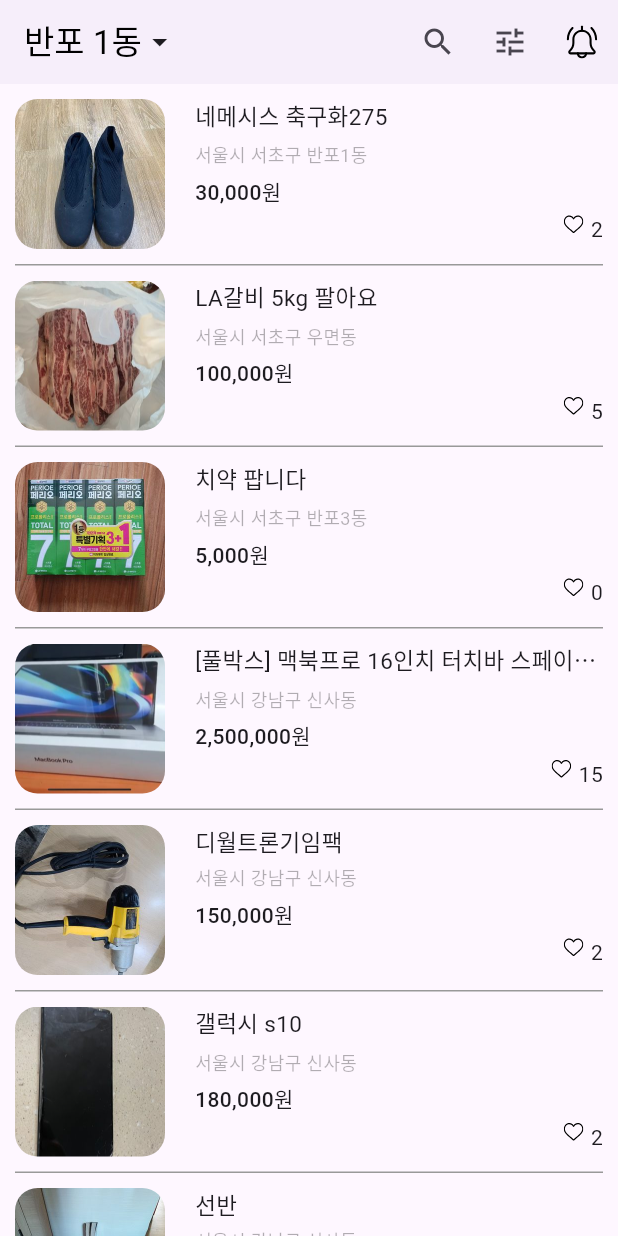
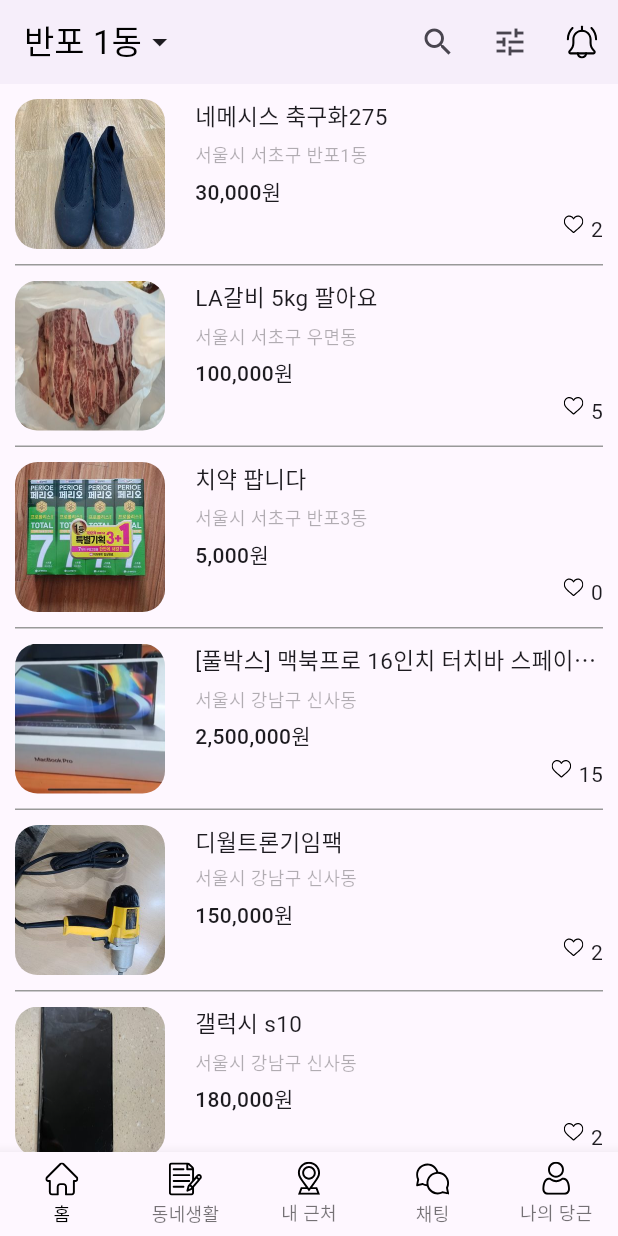
Before and after one commit to joshuayeyo/carrot, a Flutter app: the screen it shows after launch, on a phone screen of 412 x 824 dp. Run offline on Flutter 3.47's test engine with Material 3 defaults, Android fonts, the phone set to English and light mode, and no system bars; our stand-ins replace flutter_svg.

Commit message:
Feat: Add BottomNavigationBar 구현

```diff
--- a/lib/pages/home.dart
+++ b/lib/pages/home.dart
@@ -11,10 +11,12 @@ class Home extends StatefulWidget {
 
 class _HomeState extends State<Home> {
   List<Map<String, String>> datas = [];
+  late int _currentPageIndex; // late initialization
 
   @override
   void initState() {
     super.initState();
+    _currentPageIndex = 0;
     datas = [
       {
         "image" : "assets/images/ara-1.jpg",
@@ -212,12 +214,44 @@ class _HomeState extends State<Home> {
     );
   }
 
+  BottomNavigationBarItem _bottomNavigationBarItem(String iconName, String label) {
+    return BottomNavigationBarItem(
+        icon: Padding(
+          padding: const EdgeInsets.only(bottom: 3),
+          child: SvgPicture.asset("assets/svg/${iconName}_off.svg", width: 22,)
+        ),
+        label: label,
+    );
+  }
+
+  Widget _bottomNavigationBarWidget() {
+      return BottomNavigationBar(
+        type: BottomNavigationBarType.fixed,
+        onTap: (int index) {
+          print(index);
+          setState(() {
+            _currentPageIndex = index;
+          });
+        },
+        currentIndex: _currentPageIndex,
+        selectedFontSize: 12,
+        selectedItemColor: Colors.black,  // label 색 추가
+        items: [
+          _bottomNavigationBarItem("home", "홈"),
+          _bottomNavigationBarItem("notes", "동네생활"),
+          _bottomNavigationBarItem("location", "내 근처"),
+          _bottomNavigationBarItem("chat", "채팅"),
+          _bottomNavigationBarItem("user", "나의 당근"),
+        ],
+      );
+  }
+
   @override
   Widget build(BuildContext context) {
     return Scaffold(
       appBar: _appbarWidget(),
       body: _bodyWidget(),
-      // bottomNavigationBar: Container(),
+      bottomNavigationBar: _bottomNavigationBarWidget(),
     );
   }
 }
```
Also changed, not shown: assets/svg/chat_off.svg (added), assets/svg/chat_on.svg (added), assets/svg/home_off.svg (added), assets/svg/home_on.svg (added), assets/svg/location_off.svg (added), assets/svg/location_on.svg (added), assets/svg/notes_off.svg (added), assets/svg/notes_on.svg (added), assets/svg/user_off.svg (added), assets/svg/user_on.svg (added).
